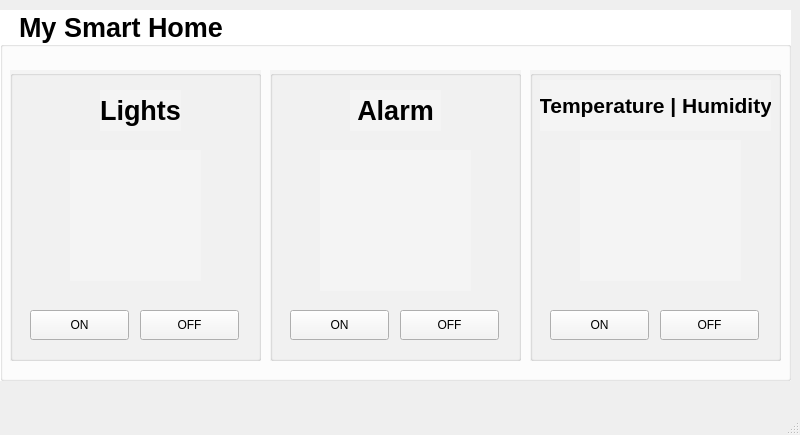
Above: day06/qt.ui from LEUNSU/basic-rasberrypi-2024 before the change. Below: the same form after it.
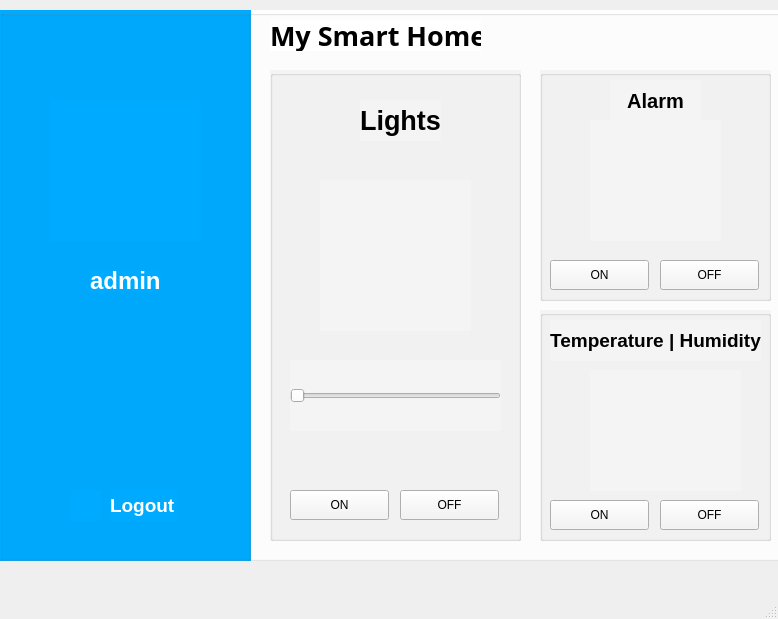
That is the form after the change. Icons and pictures are not drawn.

```diff
--- a/day06/qt.ui
+++ b/day06/qt.ui
@@ -6,8 +6,8 @@
    <rect>
     <x>0</x>
     <y>0</y>
-    <width>800</width>
-    <height>435</height>
+    <width>778</width>
+    <height>619</height>
    </rect>
   </property>
   <property name="windowTitle">
@@ -20,7 +20,7 @@
       <x>0</x>
       <y>10</y>
       <width>791</width>
-      <height>371</height>
+      <height>551</height>
      </rect>
     </property>
     <property name="font">
@@ -35,7 +35,7 @@
      <string notr="true">background-color: rgb(255, 255, 255);</string>
     </property>
     <property name="title">
-     <string>  My Smart Home</string>
+     <string/>
     </property>
     <property name="alignment">
      <set>Qt::AlignLeading|Qt::AlignLeft|Qt::AlignVCenter</set>
@@ -43,10 +43,10 @@
     <widget class="QGroupBox" name="groupBox">
      <property name="geometry">
       <rect>
-       <x>10</x>
+       <x>270</x>
        <y>60</y>
        <width>251</width>
-       <height>291</height>
+       <height>471</height>
       </rect>
      </property>
      <property name="styleSheet">
@@ -62,7 +62,7 @@
       <property name="geometry">
        <rect>
         <x>20</x>
-        <y>240</y>
+        <y>420</y>
         <width>99</width>
         <height>30</height>
        </rect>
@@ -84,7 +84,7 @@
       <property name="geometry">
        <rect>
         <x>130</x>
-        <y>240</y>
+        <y>420</y>
         <width>99</width>
         <height>30</height>
        </rect>
@@ -97,7 +97,7 @@
       <property name="geometry">
        <rect>
         <x>90</x>
-        <y>20</y>
+        <y>30</y>
         <width>81</width>
         <height>41</height>
        </rect>
@@ -127,10 +127,10 @@
      <widget class="QLabel" name="label_4">
       <property name="geometry">
        <rect>
-        <x>60</x>
-        <y>80</y>
-        <width>131</width>
-        <height>131</height>
+        <x>50</x>
+        <y>110</y>
+        <width>151</width>
+        <height>151</height>
        </rect>
       </property>
       <property name="text">
@@ -143,14 +143,120 @@
        <bool>true</bool>
       </property>
      </widget>
+     <widget class="QSlider" name="horizontalSlider">
+      <property name="geometry">
+       <rect>
+        <x>20</x>
+        <y>290</y>
+        <width>211</width>
+        <height>71</height>
+       </rect>
+      </property>
+      <property name="orientation">
+       <enum>Qt::Horizontal</enum>
+      </property>
+     </widget>
+    </widget>
+    <widget class="QGroupBox" name="groupBox_5">
+     <property name="geometry">
+      <rect>
+       <x>540</x>
+       <y>300</y>
+       <width>231</width>
+       <height>231</height>
+      </rect>
+     </property>
+     <property name="styleSheet">
+      <string notr="true">background-color: rgb(244, 244, 244);</string>
+     </property>
+     <property name="title">
+      <string/>
+     </property>
+     <property name="flat">
+      <bool>false</bool>
+     </property>
+     <widget class="QPushButton" name="Btn_7">
+      <property name="geometry">
+       <rect>
+        <x>10</x>
+        <y>190</y>
+        <width>99</width>
+        <height>30</height>
+       </rect>
+      </property>
+      <property name="text">
+       <string>ON</string>
+      </property>
+     </widget>
+     <widget class="QPushButton" name="Btn_8">
+      <property name="geometry">
+       <rect>
+        <x>120</x>
+        <y>190</y>
+        <width>99</width>
+        <height>30</height>
+       </rect>
+      </property>
+      <property name="text">
+       <string>OFF</string>
+      </property>
+     </widget>
+     <widget class="QLabel" name="label_7">
+      <property name="geometry">
+       <rect>
+        <x>10</x>
+        <y>10</y>
+        <width>211</width>
+        <height>41</height>
+       </rect>
+      </property>
+      <property name="font">
+       <font>
+        <pointsize>14</pointsize>
+        <weight>75</weight>
+        <bold>true</bold>
+       </font>
+      </property>
+      <property name="lineWidth">
+       <number>1</number>
+      </property>
+      <property name="text">
+       <string>Temperature | Humidity</string>
+      </property>
+      <property name="alignment">
+       <set>Qt::AlignCenter</set>
+      </property>
+      <property name="wordWrap">
+       <bool>false</bool>
+      </property>
+     </widget>
+     <widget class="QLabel" name="label_8">
+      <property name="geometry">
+       <rect>
+        <x>50</x>
+        <y>60</y>
+        <width>151</width>
+        <height>121</height>
+       </rect>
+      </property>
+      <property name="text">
+       <string/>
+      </property>
+      <property name="pixmap">
+       <pixmap>images/004.png</pixmap>
+      </property>
+      <property name="scaledContents">
+       <bool>true</bool>
+      </property>
+     </widget>
     </widget>
     <widget class="QGroupBox" name="groupBox_3">
      <property name="geometry">
       <rect>
-       <x>270</x>
+       <x>540</x>
        <y>60</y>
-       <width>251</width>
-       <height>291</height>
+       <width>231</width>
+       <height>231</height>
       </rect>
      </property>
      <property name="styleSheet">
@@ -162,15 +268,15 @@
      <widget class="QLabel" name="label_3">
       <property name="geometry">
        <rect>
-        <x>80</x>
-        <y>20</y>
+        <x>70</x>
+        <y>10</y>
         <width>91</width>
         <height>41</height>
        </rect>
       </property>
       <property name="font">
        <font>
-        <pointsize>20</pointsize>
+        <pointsize>15</pointsize>
         <weight>75</weight>
         <bold>true</bold>
        </font>
@@ -191,8 +297,8 @@
      <widget class="QPushButton" name="Btn_5">
       <property name="geometry">
        <rect>
-        <x>20</x>
-        <y>240</y>
+        <x>10</x>
+        <y>190</y>
         <width>99</width>
         <height>30</height>
        </rect>
@@ -204,8 +310,8 @@
      <widget class="QPushButton" name="Btn_6">
       <property name="geometry">
        <rect>
-        <x>130</x>
-        <y>240</y>
+        <x>120</x>
+        <y>190</y>
         <width>99</width>
         <height>30</height>
        </rect>
@@ -218,9 +324,9 @@
       <property name="geometry">
        <rect>
         <x>50</x>
-        <y>80</y>
-        <width>151</width>
-        <height>141</height>
+        <y>50</y>
+        <width>131</width>
+        <height>121</height>
        </rect>
       </property>
       <property name="text">
@@ -234,85 +340,59 @@
       </property>
      </widget>
     </widget>
-    <widget class="QGroupBox" name="groupBox_5">
+    <widget class="QLabel" name="label_2">
      <property name="geometry">
       <rect>
-       <x>530</x>
-       <y>60</y>
+       <x>270</x>
+       <y>10</y>
+       <width>211</width>
+       <height>31</height>
+      </rect>
+     </property>
+     <property name="font">
+      <font>
+       <family>PibotoLt</family>
+       <pointsize>20</pointsize>
+       <weight>75</weight>
+       <bold>true</bold>
+      </font>
+     </property>
+     <property name="text">
+      <string>My Smart Home</string>
+     </property>
+     <property name="textFormat">
+      <enum>Qt::AutoText</enum>
+     </property>
+     <property name="scaledContents">
+      <bool>false</bool>
+     </property>
+    </widget>
+    <widget class="QGroupBox" name="groupBox_2">
+     <property name="geometry">
+      <rect>
+       <x>0</x>
+       <y>0</y>
        <width>251</width>
-       <height>291</height>
+       <height>551</height>
       </rect>
      </property>
+     <property name="font">
+      <font>
+       <pointsize>14</pointsize>
+      </font>
+     </property>
      <property name="styleSheet">
-      <string notr="true">background-color: rgb(244, 244, 244);</string>
+      <string notr="true">background-color: rgb(0, 170, 255);</string>
      </property>
      <property name="title">
       <string/>
      </property>
-     <property name="flat">
-      <bool>false</bool>
-     </property>
-     <widget class="QPushButton" name="Btn_7">
-      <property name="geometry">
-       <rect>
-        <x>20</x>
-        <y>240</y>
-        <width>99</width>
-        <height>30</height>
-       </rect>
-      </property>
-      <property name="text">
-       <string>ON</string>
-      </property>
-     </widget>
-     <widget class="QPushButton" name="Btn_8">
-      <property name="geometry">
-       <rect>
-        <x>130</x>
-        <y>240</y>
-        <width>99</width>
-        <height>30</height>
-       </rect>
-      </property>
-      <property name="text">
-       <string>OFF</string>
-      </property>
-     </widget>
-     <widget class="QLabel" name="label_7">
-      <property name="geometry">
-       <rect>
-        <x>10</x>
-        <y>10</y>
-        <width>231</width>
-        <height>51</height>
-       </rect>
-      </property>
-      <property name="font">
-       <font>
-        <pointsize>16</pointsize>
-        <weight>75</weight>
-        <bold>true</bold>
-       </font>
-      </property>
-      <property name="lineWidth">
-       <number>1</number>
-      </property>
-      <property name="text">
-       <string>Temperature | Humidity</string>
-      </property>
-      <property name="alignment">
-       <set>Qt::AlignCenter</set>
-      </property>
-      <property name="wordWrap">
-       <bool>false</bool>
-      </property>
-     </widget>
-     <widget class="QLabel" name="label_8">
+     <widget class="QLabel" name="label_5">
       <property name="geometry">
        <rect>
         <x>50</x>
-        <y>70</y>
-        <width>161</width>
+        <y>90</y>
+        <width>151</width>
         <height>141</height>
        </rect>
       </property>
@@ -320,7 +400,72 @@
        <string/>
       </property>
       <property name="pixmap">
-       <pixmap>images/004.png</pixmap>
+       <pixmap>../images/free-icon-login-310869.png</pixmap>
+      </property>
+      <property name="scaledContents">
+       <bool>true</bool>
+      </property>
+     </widget>
+     <widget class="QLabel" name="label_9">
+      <property name="geometry">
+       <rect>
+        <x>90</x>
+        <y>260</y>
+        <width>71</width>
+        <height>22</height>
+       </rect>
+      </property>
+      <property name="font">
+       <font>
+        <pointsize>18</pointsize>
+        <weight>75</weight>
+        <bold>true</bold>
+       </font>
+      </property>
+      <property name="styleSheet">
+       <string notr="true">color: white;</string>
+      </property>
+      <property name="text">
+       <string>admin</string>
+      </property>
+     </widget>
+     <widget class="QLabel" name="label_11">
+      <property name="geometry">
+       <rect>
+        <x>110</x>
+        <y>480</y>
+        <width>68</width>
+        <height>31</height>
+       </rect>
+      </property>
+      <property name="font">
+       <font>
+        <pointsize>14</pointsize>
+        <weight>75</weight>
+        <bold>true</bold>
+       </font>
+      </property>
+      <property name="styleSheet">
+       <string notr="true">color: white;</string>
+      </property>
+      <property name="text">
+       <string>Logout</string>
+      </property>
+     </widget>
+     <widget class="QLabel" name="label_10">
+      <property name="geometry">
+       <rect>
+        <x>70</x>
+        <y>480</y>
+        <width>31</width>
+        <height>31</height>
+       </rect>
+      </property>
+      <property name="text">
+       <string/>
+      </property>
+      <property name="pixmap">
+       <pixmap>../images/free-icon-sign-out-7747974.png</pixmap>
       </property>
       <property name="scaledContents">
        <bool>true</bool>
```
Left out of the diff: 2 changed lines with no effect on the pictures.
